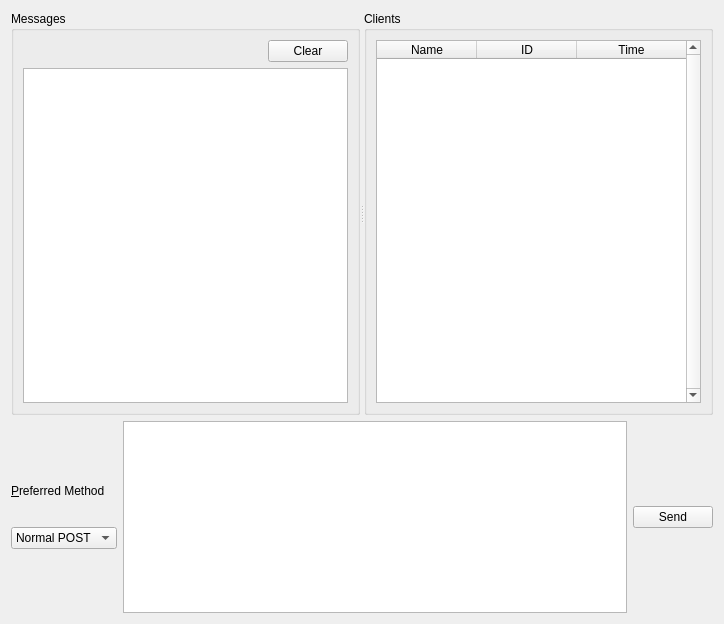
Old version of the form UI/buzzpage.ui in the repository xloem/spot-on-svn.
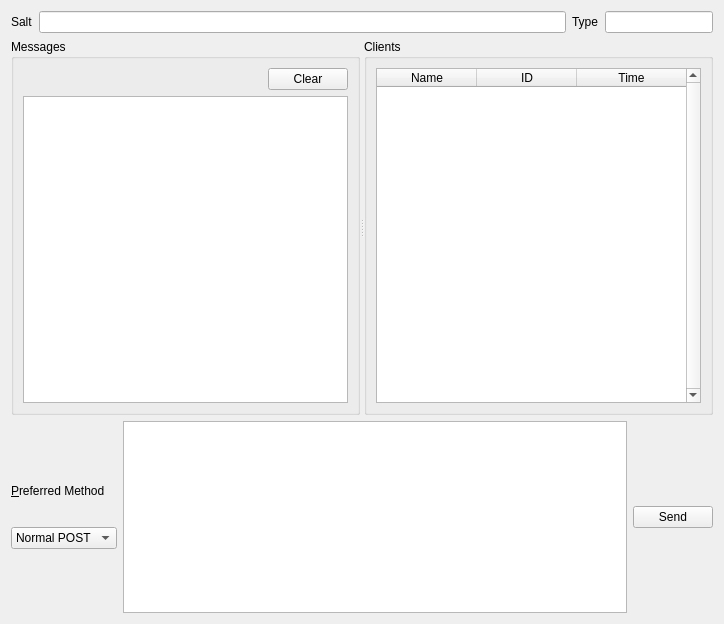
New version of the form. Custom widgets are drawn as their Qt base class.

Commit message: Display the salt and type. Optional Buzz salt.

What changed in the file:
```diff
--- a/UI/buzzpage.ui
+++ b/UI/buzzpage.ui
@@ -14,6 +14,44 @@
    <string>Form</string>
   </property>
   <layout class="QVBoxLayout" name="verticalLayout">
+   <item>
+    <layout class="QHBoxLayout" name="horizontalLayout">
+     <item>
+      <widget class="QLabel" name="label">
+       <property name="text">
+        <string>Salt</string>
+       </property>
+      </widget>
+     </item>
+     <item>
+      <widget class="QLineEdit" name="salt">
+       <property name="readOnly">
+        <bool>true</bool>
+       </property>
+      </widget>
+     </item>
+     <item>
+      <widget class="QLabel" name="label_2">
+       <property name="text">
+        <string>Type</string>
+       </property>
+      </widget>
+     </item>
+     <item>
+      <widget class="QLineEdit" name="type">
+       <property name="sizePolicy">
+        <sizepolicy hsizetype="Preferred" vsizetype="Fixed">
+         <horstretch>0</horstretch>
+         <verstretch>0</verstretch>
+        </sizepolicy>
+       </property>
+       <property name="readOnly">
+        <bool>true</bool>
+       </property>
+      </widget>
+     </item>
+    </layout>
+   </item>
    <item>
     <widget class="QSplitter" name="splitter">
      <property name="orientation">
```
Left out of the diff: 4 changed lines with no effect on the pictures. The commit also changes 5 other files.
